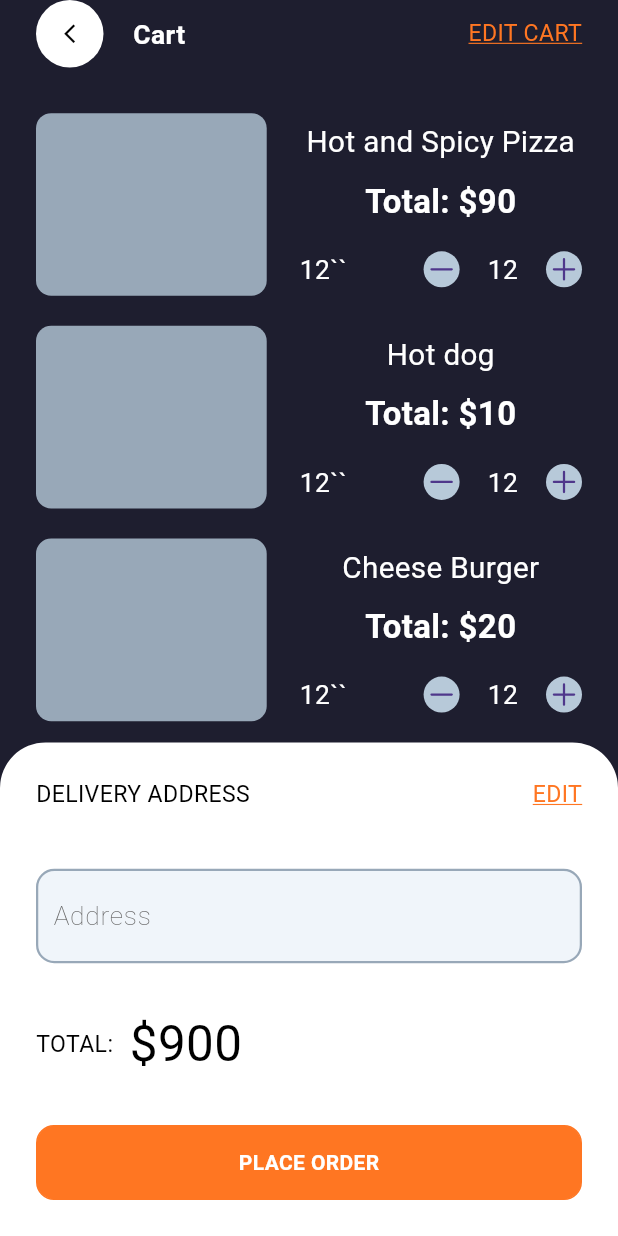
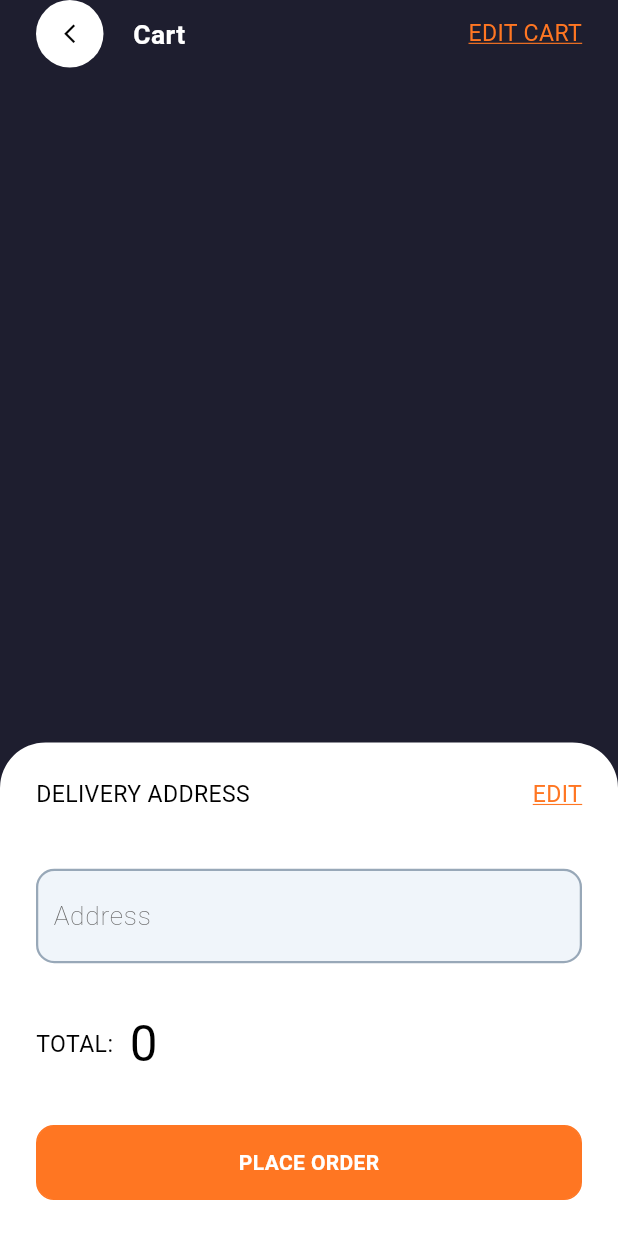
Before and after one commit to Teewhydot/food, a Flutter app: the Cart screen opened by its route, on a phone screen of 412 x 824 dp. Run offline on Flutter 3.47's test engine with Material 3 defaults, Android fonts, the phone set to English and light mode, and no system bars; our stand-ins replace avatar_glow, bloc, cached_network_image, carousel_slider, contained_tab_bar_view, dartz and 22 more; missing offline and left inert: flutter_sliding_box; accounts and stored records are empty; generated files the repository leaves out were written again; Roboto replaces fonts that are missing (Sen).

Commit message:
Refactor cart functionality and add CartCubit for state management
- Introduced `CartCubit` and `CartState` for managing cart items and total price.
- Added methods to `CartCubit` to add and remove food items from the cart.
- Modified `FoodEntity` to include a `quantity` field.
- Updated `DFoodCartWidget` to display information from `FoodEntity` and handle quantity changes.
- Integrated `CartCubit` into `BlocProviders`.
- Refactored `CartScreen` to use `CartCubit` for displaying cart items and total price.

```diff
--- a/lib/food/app/bloc_providers.dart
+++ b/lib/food/app/bloc_providers.dart
@@ -4,6 +4,7 @@ import 'package:food/food/features/auth/presentation/manager/auth_bloc/otp_verif
 import 'package:food/food/features/auth/presentation/manager/auth_bloc/register/register_bloc.dart';
 import 'package:food/food/features/auth/presentation/manager/location_bloc/location_bloc.dart';
 import 'package:food/food/features/home/manager/recent_keywords/recent_keywords_cubit.dart';
+import 'package:food/food/features/payments/presentation/manager/cart/cart_cubit.dart';
 
 import '../features/auth/presentation/manager/auth_bloc/forgot_password/forgot_password_bloc.dart';
 
@@ -14,4 +15,5 @@ final List<BlocProvider> blocs = [
   BlocProvider<VerificationBloc>(create: (context) => VerificationBloc()),
   BlocProvider<LocationBloc>(create: (context) => LocationBloc()),
   BlocProvider<RecentKeywordsCubit>(create: (context) => RecentKeywordsCubit()),
+  BlocProvider<CartCubit>(create: (context) => CartCubit()),
 ];
--- a/lib/food/features/home/domain/entities/food.dart
+++ b/lib/food/features/home/domain/entities/food.dart
@@ -3,6 +3,7 @@ import 'package:food/food/features/home/domain/entities/restaurant.dart';
 class FoodEntity {
   final String id, name, description, imageUrl, category, restaurantName;
   final double price, rating;
+  final int quantity; // Default quantity set to 1
   final Restaurant? restaurant;
 
   FoodEntity({
@@ -15,5 +16,6 @@ class FoodEntity {
     required this.category,
     required this.restaurantName,
     this.restaurant,
+    this.quantity = 1,
   });
 }
--- /dev/null
+++ b/lib/food/features/payments/presentation/manager/cart/cart_cubit.dart
@@ -0,0 +1,26 @@
+import 'package:bloc/bloc.dart';
+import 'package:meta/meta.dart';
+
+import '../../../../home/domain/entities/food.dart';
+
+part 'cart_state.dart';
+
+class CartCubit extends Cubit<CartState> {
+  CartCubit() : super(CartInitial());
+  final int _itemCount = 0;
+  int get itemCount => _itemCount;
+  double _totalPrice = 0.0;
+  final List<FoodEntity> _cartItems = [];
+  List<FoodEntity> get cartItems => _cartItems;
+  double get totalPrice => _totalPrice;
+
+  void addFood(FoodEntity food) {
+    _totalPrice += (food.price * food.quantity);
+    _cartItems.add(food);
+  }
+
+  void removeFood(FoodEntity food) {
+    _totalPrice -= (food.price * food.quantity);
+    _cartItems.remove(food);
+  }
+}
--- /dev/null
+++ b/lib/food/features/payments/presentation/manager/cart/cart_state.dart
@@ -0,0 +1,6 @@
+part of 'cart_cubit.dart';
+
+@immutable
+sealed class CartState {}
+
+final class CartInitial extends CartState {}
--- a/lib/food/features/payments/presentation/screens/cart.dart
+++ b/lib/food/features/payments/presentation/screens/cart.dart
@@ -1,10 +1,12 @@
 import 'package:flutter/material.dart';
+import 'package:flutter_bloc/flutter_bloc.dart';
 import 'package:flutter_screenutil/flutter_screenutil.dart';
 import 'package:food/food/components/scaffold.dart';
 import 'package:food/food/components/texts/texts.dart';
 import 'package:food/food/core/routes/routes.dart';
 import 'package:food/food/core/theme/colors.dart';
 import 'package:food/food/features/auth/presentation/widgets/back_widget.dart';
+import 'package:food/food/features/payments/presentation/manager/cart/cart_cubit.dart';
 import 'package:food/food/features/tracking/presentation/widgets/cart_widget.dart';
 import 'package:get/get.dart';
 import 'package:get_it/get_it.dart';
@@ -20,7 +22,9 @@ class Cart extends StatelessWidget {
   @override
   Widget build(BuildContext context) {
     final nav = GetIt.instance<NavigationService>();
-    return FScaffold(
+    return BlocListener<CartCubit, CartState>(
+      listener: (context, state) {},
+      child: FScaffold(
         useSafeArea: true,
         backgroundColor: kScaffoldColorDark,
         bottomWidget: IntrinsicHeight(
@@ -64,7 +68,12 @@ class Cart extends StatelessWidget {
                     ),
                     10.horizontalSpace,
                     FText(
-                    text: "\$900".toUpperCase(),
+                      text:
+                          context
+                              .watch<CartCubit>()
+                              .totalPrice
+                              .toStringAsFixed(0)
+                              .toUpperCase(),
                       fontSize: 30,
                       fontWeight: FontWeight.w400,
                     ),
@@ -101,48 +110,15 @@ class Cart extends StatelessWidget {
                 ],
               ),
               30.verticalSpace,
-            DFoodCartWidget(
-              imagePath: "assets/images/pizza.png",
-              foodName: "Hot and Spicy Pizza",
-              price: "\$90",
-              size: "12",
-              quantity: "12",
-              restaurantName: "Pizza Hut",
-            ),
-            DFoodCartWidget(
-              imagePath: "assets/images/pizza.png",
-              foodName: "Hot dog",
-              price: "\$10",
-              size: "12",
-              quantity: "12",
-              restaurantName: "Hot Dog Stand",
-            ),
-            DFoodCartWidget(
-              imagePath: "assets/images/pizza.png",
-              foodName: "Cheese Burger",
-              price: "\$20",
-              size: "12",
-              quantity: "12",
-              restaurantName: "Burger King",
-            ),
-            DFoodCartWidget(
-              imagePath: "assets/images/pizza.png",
-              foodName: "Sushi Rolls",
-              price: "\$30",
-              size: "12",
-              quantity: "12",
-              restaurantName: "Sushi Place",
-            ),
-            DFoodCartWidget(
-              imagePath: "assets/images/pizza.png",
-              foodName: "Pasta Carbonara",
-              price: "\$40",
-              size: "12",
-              quantity: "12",
-              restaurantName: "Italian Bistro",
-            ),
+              ...context.watch<CartCubit>().cartItems.map((cartItem) {
+                return DFoodCartWidget(
+                  foodEntity: cartItem,
+                  size: cartItem.quantity,
+                );
+              }),
             ],
           ).paddingOnly(left: 24, right: 24),
+        ),
       ),
     );
   }
--- a/lib/food/features/tracking/presentation/widgets/cart_widget.dart
+++ b/lib/food/features/tracking/presentation/widgets/cart_widget.dart
@@ -6,18 +6,16 @@ import 'package:food/food/features/onboarding/presentation/widgets/food_containe
 import 'package:get/get.dart';
 import 'package:ionicons/ionicons.dart';
 
+import '../../../home/domain/entities/food.dart';
 import '../../../home/presentation/widgets/circle_widget.dart';
 
 class DFoodCartWidget extends StatelessWidget {
-  final String imagePath, foodName, price, size, quantity, restaurantName;
+  final FoodEntity foodEntity;
+  final int size;
   const DFoodCartWidget({
     super.key,
-    this.imagePath = "",
-    this.foodName = "Pixzza Carribean",
-    this.price = "\$900",
-    this.size = "14",
-    this.quantity = "2",
-    this.restaurantName = "Restaurant Name",
+    required this.foodEntity,
+    required this.size,
   });
 
   @override
@@ -37,14 +35,14 @@ class DFoodCartWidget extends StatelessWidget {
             crossAxisAlignment: CrossAxisAlignment.start,
             children: [
               FWrapText(
-                text: foodName,
+                text: foodEntity.name,
                 fontSize: 18,
                 fontWeight: FontWeight.w400,
                 color: kWhiteColor,
               ),
               10.verticalSpace,
               FWrapText(
-                text: "Total: $price",
+                text: "Total: ${foodEntity.price * foodEntity.quantity}",
                 fontSize: 20,
                 fontWeight: FontWeight.w700,
                 color: kWhiteColor,
@@ -65,10 +63,11 @@ class DFoodCartWidget extends StatelessWidget {
                         radius: 12,
                         color: kGreyColor,
                         child: Icon(Ionicons.remove),
+                        onTap: () {},
                       ),
                       17.horizontalSpace,
                       FText(
-                        text: quantity,
+                        text: foodEntity.quantity.toString(),
                         fontSize: 16,
                         fontWeight: FontWeight.w400,
                         color: kWhiteColor,
@@ -78,6 +77,9 @@ class DFoodCartWidget extends StatelessWidget {
                         radius: 12,
                         color: kGreyColor,
                         child: Icon(Ionicons.add),
+                        onTap: () {
+                          // Add logic to increase quantity
+                        },
                       ),
                     ],
                   ),
```
Lines whose indentation alone changed are shown as unchanged.
